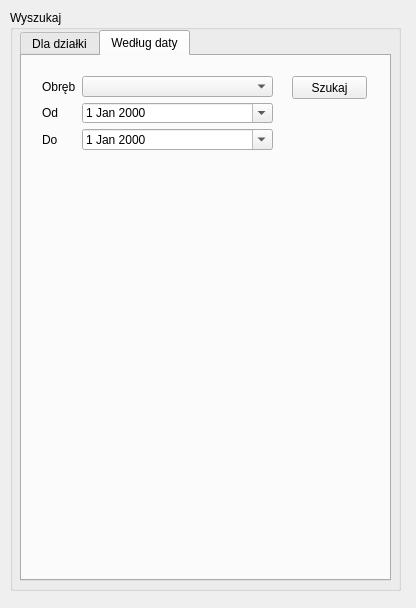
Before: the Qt Designer form MPZPInfo_dialog_base.ui in tomplamka/MPZP, drawn with Qt 5.
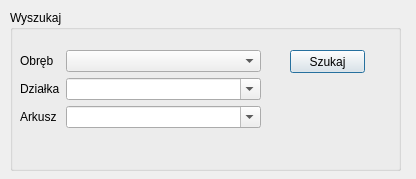
After: the same form once the commit is applied. The open tabs and pages were chosen to show the change. Icons and pictures are not drawn.

Commit message: okrojona wyszukiwarka

The edit to the form file:
```diff
--- a/MPZPInfo_dialog_base.ui
+++ b/MPZPInfo_dialog_base.ui
@@ -7,7 +7,7 @@
     <x>0</x>
     <y>0</y>
     <width>416</width>
-    <height>608</height>
+    <height>179</height>
    </rect>
   </property>
   <property name="windowTitle">
@@ -19,45 +19,25 @@
      <x>10</x>
      <y>10</y>
      <width>391</width>
-     <height>581</height>
+     <height>161</height>
     </rect>
    </property>
    <property name="title">
     <string>Wyszukaj</string>
    </property>
-   <widget class="QTabWidget" name="tabWidget">
-    <property name="geometry">
-     <rect>
-      <x>10</x>
-      <y>20</y>
-      <width>371</width>
-      <height>551</height>
-     </rect>
-    </property>
-    <property name="currentIndex">
-     <number>0</number>
-    </property>
-    <widget class="QWidget" name="tab">
-     <attribute name="title">
-      <string>Dla działki</string>
-     </attribute>
      <widget class="QWidget" name="formLayoutWidget">
       <property name="geometry">
        <rect>
         <x>10</x>
-        <y>10</y>
+      <y>40</y>
         <width>241</width>
-        <height>91</height>
+      <height>93</height>
        </rect>
       </property>
       <layout class="QFormLayout" name="formLayout">
-       <item row="0" column="0">
-        <widget class="QLabel" name="obrebLabel">
-         <property name="text">
-          <string>Obręb</string>
-         </property>
-        </widget>
-       </item>
+     <property name="fieldGrowthPolicy">
+      <enum>QFormLayout::AllNonFixedFieldsGrow</enum>
+     </property>
        <item row="0" column="1">
         <widget class="QComboBox" name="obrebComboBox"/>
        </item>
@@ -89,13 +69,20 @@
          </property>
         </widget>
        </item>
+     <item row="0" column="0">
+      <widget class="QLabel" name="obrebLabel">
+       <property name="text">
+        <string>Obręb</string>
+       </property>
+      </widget>
+     </item>
       </layout>
      </widget>
      <widget class="QPushButton" name="btnSzukaj">
       <property name="geometry">
        <rect>
-        <x>270</x>
-        <y>10</y>
+      <x>280</x>
+      <y>40</y>
         <width>75</width>
         <height>23</height>
        </rect>
@@ -108,122 +95,9 @@
         <normaloff>../../../../../../.designer/backup/icon/search.png</normaloff>../../../../../../.designer/backup/icon/search.png</iconset>
       </property>
      </widget>
-     <widget class="QWidget" name="layoutWidget">
-      <property name="geometry">
-       <rect>
-        <x>10</x>
-        <y>180</y>
-        <width>241</width>
-        <height>25</height>
-       </rect>
-      </property>
-      <layout class="QHBoxLayout" name="horizontalLayout">
-       <item>
-        <widget class="QPushButton" name="btnWypisPDF">
-         <property name="text">
-          <string>Wypis</string>
-         </property>
-        </widget>
-       </item>
-       <item>
-        <widget class="QPushButton" name="btnGenerujPDF">
-         <property name="text">
-          <string>Wyrys</string>
-         </property>
-        </widget>
-       </item>
-       <item>
-        <widget class="QPushButton" name="btnZaswiadczeniePDF">
-         <property name="text">
-          <string>Zaświadczenie</string>
-         </property>
-        </widget>
-       </item>
-      </layout>
-     </widget>
-     <widget class="QTableWidget" name="tableWidget">
-      <property name="geometry">
-       <rect>
-        <x>10</x>
-        <y>220</y>
-        <width>341</width>
-        <height>291</height>
-       </rect>
-      </property>
-     </widget>
-    </widget>
-    <widget class="QWidget" name="tab_2">
-     <attribute name="title">
-      <string>Według daty</string>
-     </attribute>
-     <widget class="QWidget" name="formLayoutWidget_2">
-      <property name="geometry">
-       <rect>
-        <x>20</x>
-        <y>20</y>
-        <width>231</width>
-        <height>74</height>
-       </rect>
-      </property>
-      <layout class="QFormLayout" name="formLayout_2">
-       <property name="fieldGrowthPolicy">
-        <enum>QFormLayout::AllNonFixedFieldsGrow</enum>
-       </property>
-       <item row="0" column="0">
-        <widget class="QLabel" name="obrebLabel_2">
-         <property name="text">
-          <string>Obręb</string>
-         </property>
-        </widget>
-       </item>
-       <item row="0" column="1">
-        <widget class="QComboBox" name="obrebComboBox_2"/>
-       </item>
-       <item row="1" column="0">
-        <widget class="QLabel" name="odLabel">
-         <property name="text">
-          <string>Od</string>
-         </property>
-        </widget>
-       </item>
-       <item row="1" column="1">
-        <widget class="QDateEdit" name="odDateEdit">
-         <property name="calendarPopup">
-          <bool>true</bool>
-         </property>
-        </widget>
-       </item>
-       <item row="2" column="0">
-        <widget class="QLabel" name="doLabel">
-         <property name="text">
-          <string>Do</string>
-         </property>
-        </widget>
-       </item>
-       <item row="2" column="1">
-        <widget class="QDateEdit" name="doDateEdit">
-         <property name="calendarPopup">
-          <bool>true</bool>
-         </property>
-        </widget>
-       </item>
-      </layout>
-     </widget>
-     <widget class="QPushButton" name="btnSzukajTab2">
-      <property name="geometry">
-       <rect>
-        <x>270</x>
-        <y>20</y>
-        <width>75</width>
-        <height>23</height>
-       </rect>
-      </property>
-      <property name="text">
-       <string>Szukaj</string>
-      </property>
-     </widget>
-    </widget>
-   </widget>
+   <zorder>formLayoutWidget_2</zorder>
+   <zorder>formLayoutWidget</zorder>
+   <zorder>btnSzukaj</zorder>
   </widget>
  </widget>
  <resources/>
```
Lines whose indentation alone changed are shown as unchanged. The commit also changes 2 other files.
